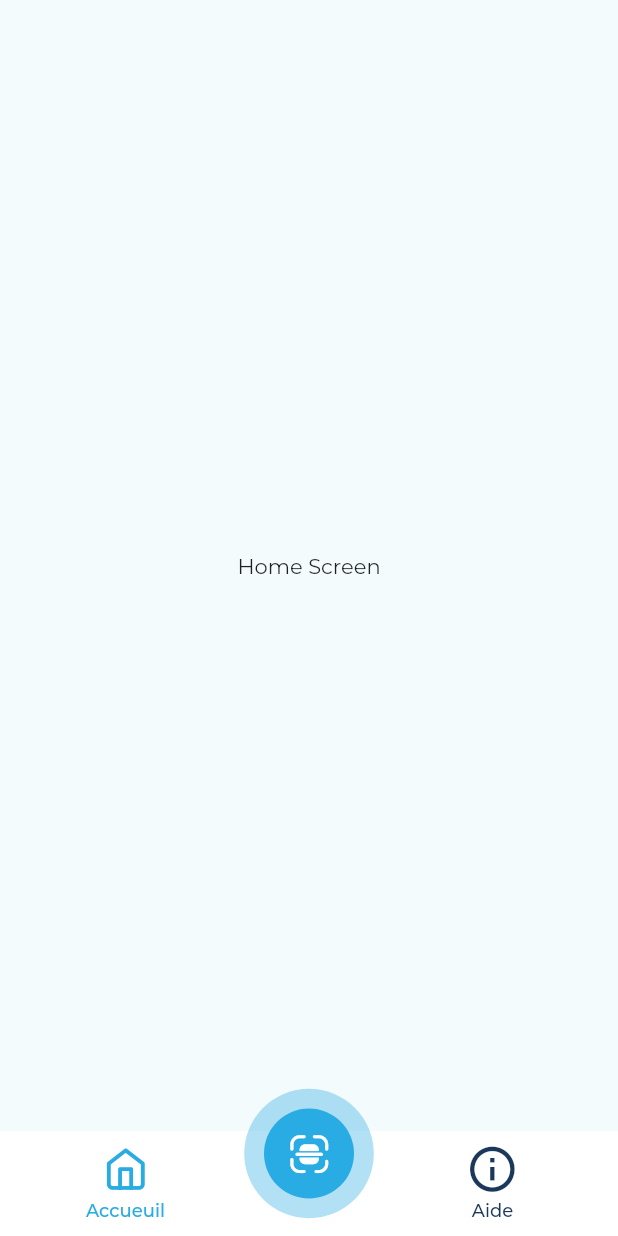
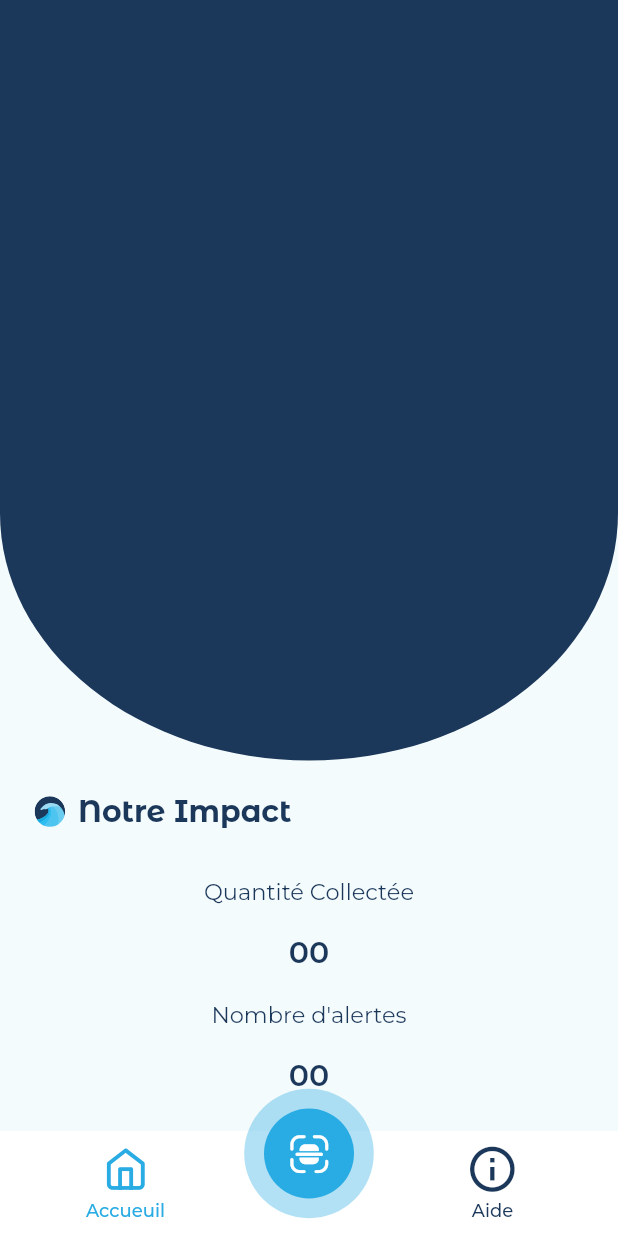
Before and after one commit to Bilal001122/litterflow-app, a Flutter app: the screen it shows after launch, after a tap on "Passer", on a phone screen of 412 x 824 dp. Run offline on Flutter 3.47's test engine with Material 2 defaults, Android fonts, the phone set to English and light mode, and no system bars; our stand-ins replace bloc, camera, flutter_bloc, flutter_svg, permission_handler; project files that could hold a hidden picture were left out.

Commit message:
Navigation from help to guide & home minus the slidre and firebase integration

```diff
--- a/lib/constants/images.dart
+++ b/lib/constants/images.dart
@@ -1,6 +1,8 @@
 class GlobalImages {
   static const String logo = 'assets/images/Litterflow_with_colors.svg';
   static const String homeIcon = 'assets/images/impactIcon.svg';
+  static const String homeBack = 'assets/images/homeBack.svg';
+
 
 }
 
--- a/lib/constants/strings.dart
+++ b/lib/constants/strings.dart
@@ -31,6 +31,10 @@ class SlidesStrings {
 }
 
 class HomeStrings {
+
+  static const String title = 'Notre Impact';
+  static const String quantity = 'Quantité Collectée';
+  static const String alertes = 'Nombre d\'alertes';
   // First Carousel
   static const String carousel1Title = 'Qui sommes nous?';
   static const String carousel1Subtitle =
--- a/lib/presentation/screens/help/help_screen.dart
+++ b/lib/presentation/screens/help/help_screen.dart
@@ -167,7 +167,9 @@ class HelpScreen extends StatelessWidget {
                             borderRadius: BorderRadius.circular(10),
                           ),
                         ),
-                        onPressed: () {},
+                        onPressed: () {
+                          Navigator.pushNamed(context, '/guide');
+                        },
                         child: const Padding(
                           padding: EdgeInsets.symmetric(horizontal: 8.0, vertical: 6.0),
                           child: Text(
--- a/lib/presentation/screens/home/home_screen.dart
+++ b/lib/presentation/screens/home/home_screen.dart
@@ -1,13 +1,103 @@
 import 'package:flutter/material.dart';
+import 'package:flutter_svg/flutter_svg.dart';
+import 'package:litterflow_app/constants/colors.dart';
+import 'package:litterflow_app/constants/images.dart';
+import 'package:litterflow_app/constants/strings.dart';
 
 class HomeScreen extends StatelessWidget {
   const HomeScreen({super.key});
 
   @override
   Widget build(BuildContext context) {
-    return const
-      Center(
-        child: Text("Home Screen"),
-      );
+    return SafeArea(
+        child: Scaffold(
+          body: Column(
+            children: [
+              Expanded(
+                child: Container(
+                  decoration: const BoxDecoration(
+                    borderRadius: BorderRadius.only(bottomLeft: Radius.elliptical(250.0,200), bottomRight: Radius.elliptical(250.0,200)),
+                    color: AppColors.kSecondaryColor,
+                  ),
+                  width: double.infinity,
+                  //color: AppColors.kSecondaryColor,
+                ),
+
+              ),
+              Padding(
+                padding: const EdgeInsets.all(15.0),
+                child: Row(
+                  children: [
+                    Padding(
+                      padding: const EdgeInsets.all(8.0),
+                      child: SvgPicture.asset(GlobalImages.homeIcon),
+                    ),
+                    const Text(
+                      HomeStrings.title,
+                      style: TextStyle(
+                        color: AppColors.kSecondaryColor,
+                        fontFamily: 'MontserratAlternates',
+                        fontWeight: FontWeight.w700,
+                        fontSize: 20,
+                      ),
+                    ),
+                  ],
+                ),
+              ),
+              Center(
+                child: Column(
+                  children: [
+                    Container(
+                      padding: const EdgeInsets.all(10.0),
+                      child: const Text(
+                        HomeStrings.quantity,
+                        style: TextStyle(
+                          color: AppColors.kSecondaryColor,
+                          fontWeight: FontWeight.w400,
+                          fontSize: 15,
+                        ),
+                      ),
+                    ),
+                    Container(
+                      padding: const EdgeInsets.all(10.0),
+                      child: const Text(
+                        '00',
+                        style: TextStyle(
+                          color: AppColors.kSecondaryColor,
+                          fontWeight: FontWeight.w600,
+                          fontSize: 20,
+                        ),
+                      ),
+                    ),
+                    Container(
+                      padding: const EdgeInsets.all(10.0),
+                      child: const Text(
+                        HomeStrings.alertes,
+                        style: TextStyle(
+                          color: AppColors.kSecondaryColor,
+                          fontWeight: FontWeight.w400,
+                          fontSize: 15,
+                        ),
+                      ),
+                    ),
+                    Container(
+                      padding: const EdgeInsets.all(10.0),
+                      margin: const EdgeInsets.only(bottom: 15),
+                      child: const Text(
+                        '00',
+                        style: TextStyle(
+                          color: AppColors.kSecondaryColor,
+                          fontWeight: FontWeight.w600,
+                          fontSize: 20,
+                        ),
+                      ),
+                    ),
+                  ],
+                ),
+              )
+            ],
+          ),
+        ),
+    );
   }
 }
```
